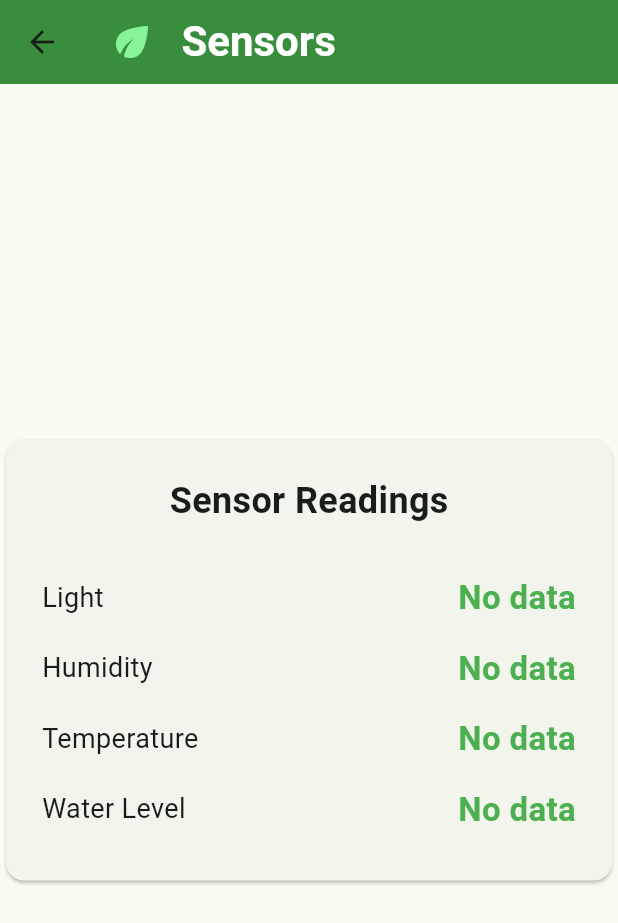
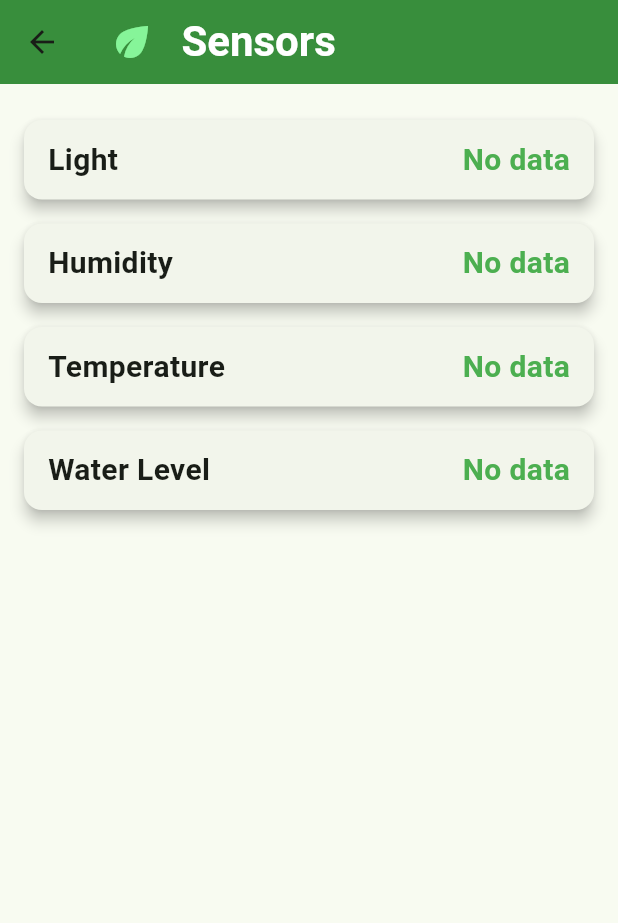
Before and after one commit to JakeWesta/microgrow, a Flutter app: the SensorDataScreen screen opened directly with empty values, on a phone screen of 412 x 824 dp. Shown: the top 923 px of the screen. Run offline on Flutter 3.47's test engine with Material 3 defaults, Android fonts, the phone set to English and light mode, and no system bars; our stand-ins replace hive, hive_flutter, typed_data; missing offline and left inert: mqtt_client; accounts and stored records are empty.

Commit message:
Sensor screen UI update

```diff
--- a/app/lib/ui/sensor_data_screen.dart
+++ b/app/lib/ui/sensor_data_screen.dart
@@ -41,9 +41,29 @@ class _SensorDataScreenState extends State<SensorDataScreen> {
     );
   }
 
-  @override
-  void dispose() {
-    super.dispose();
+  Widget sensorCard(String label, String? value) {
+    return Card(
+      elevation: 4,
+      shape: RoundedRectangleBorder(borderRadius: BorderRadius.circular(12)),
+      margin: const EdgeInsets.symmetric(vertical: 8),
+      child: Padding(
+        padding: const EdgeInsets.symmetric(horizontal: 16, vertical: 12),
+        child: Row(
+          mainAxisAlignment: MainAxisAlignment.spaceBetween,
+          children: [
+            Text(label, style: const TextStyle(fontSize: 20, fontWeight: FontWeight.bold)),
+            Text(
+              value ?? 'No data',
+              style: const TextStyle(
+                fontSize: 20,
+                fontWeight: FontWeight.bold,
+                color: Colors.green,
+              ),
+            ),
+          ],
+        ),
+      ),
+    );
   }
 
   @override
@@ -53,11 +73,11 @@ class _SensorDataScreenState extends State<SensorDataScreen> {
         backgroundColor: Colors.green[700],
         title: Row(
           children: [
-            Icon(Icons.eco, size: 32, color: const Color.fromARGB(255, 134, 245, 153)), // microgreen/leaf icon
+            Icon(Icons.eco, size: 32, color: const Color.fromARGB(255, 134, 245, 153)),
             const SizedBox(width: 10),
             Text(
-              ('${widget.habitat.name} Sensors'),
-              style: TextStyle(
+              '${widget.habitat.name} Sensors',
+              style: const TextStyle(
                 fontSize: 28,
                 fontWeight: FontWeight.bold,
                 color: Colors.white,
@@ -67,51 +87,17 @@ class _SensorDataScreenState extends State<SensorDataScreen> {
         ),
         centerTitle: false,
       ),
-
-      body: SafeArea(
-        child: Center(
-          child: Card(
-            child: Padding(
-              padding: const EdgeInsets.all(24.0),
-              child: Column(
-                mainAxisSize: MainAxisSize.min,
-                children: [
-                  const Text(
-                    'Sensor Readings',
-                    style: TextStyle(fontSize: 24, fontWeight: FontWeight.bold),
-                  ),
-                  const SizedBox(height: 24),
-
-                  sensorTile('Light', light),
-                  sensorTile('Humidity', humidity),
-                  sensorTile('Temperature', temp),
-                  sensorTile('Water Level', water),
-                ],
-              ),
-            ),
-          ),
+      body: Padding(
+        padding: const EdgeInsets.all(16.0),
+        child: Column(
+          children: [
+            sensorCard('Light', light),
+            sensorCard('Humidity', humidity),
+            sensorCard('Temperature', temp),
+            sensorCard('Water Level', water),
+          ],
         ),
       ),
     );
   }
-
-  Widget sensorTile(String label, String? value) {
-    return Padding(
-      padding: const EdgeInsets.symmetric(vertical: 8.0),
-      child: Row(
-        mainAxisAlignment: MainAxisAlignment.spaceBetween,
-        children: [
-          Text(label, style: const TextStyle(fontSize: 18)),
-          Text(
-            value ?? 'No data',
-            style: const TextStyle(
-              fontSize: 22,
-              fontWeight: FontWeight.bold,
-              color: Colors.green,
-            ),
-          ),
-        ],
-      ),
-    );
-  }
 }
```
